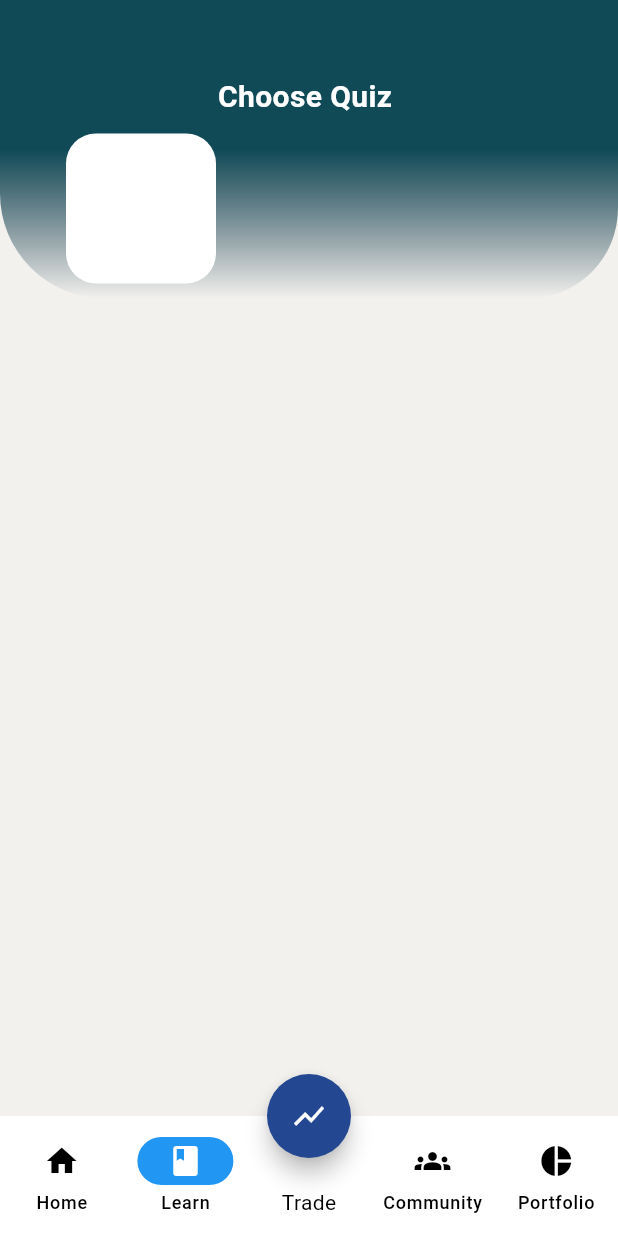
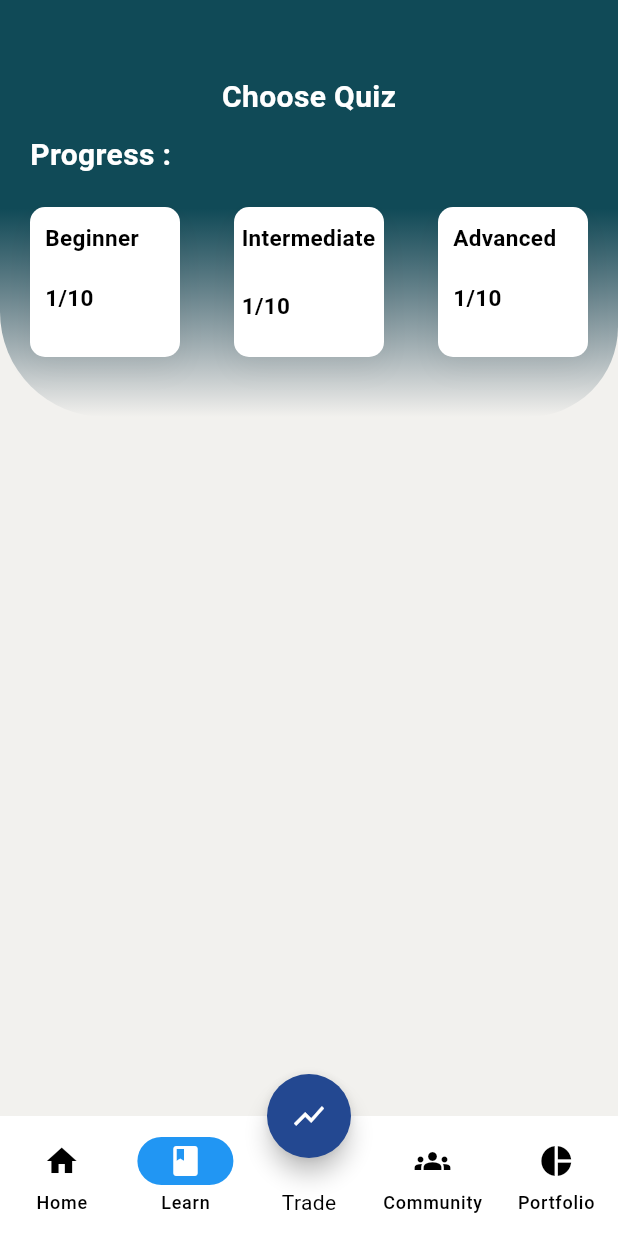
Before and after one commit to taufiqqq/BursaBuddy, a Flutter app: the screen it shows after launch, item 2 of the bottom bar chosen, on a phone screen of 412 x 824 dp. Run offline on Flutter 3.47's test engine with Material 3 defaults, Android fonts, the phone set to English and light mode, and no system bars; our stand-ins replace fl_chart, syncfusion_flutter_charts; missing offline and left inert: chart_sparkline.

Commit message:
Update learn_page.dart

```diff
--- a/lib/pages/learn_page.dart
+++ b/lib/pages/learn_page.dart
@@ -27,7 +27,7 @@ class LearnPage extends StatelessWidget {
               ),
               child: Column(
                 children: [
-                  Row(
+                  const Row(
                     mainAxisAlignment: MainAxisAlignment.center,
                     crossAxisAlignment: CrossAxisAlignment.start,
                     children: [
@@ -35,7 +35,7 @@ class LearnPage extends StatelessWidget {
                         crossAxisAlignment: CrossAxisAlignment.start,
                         children: [
                           Text(
-                            'Choose Quiz ',
+                            'Choose Quiz',
                             style: TextStyle(
                               fontSize: 20.0,
                               color: Colors.white,
@@ -47,22 +47,150 @@ class LearnPage extends StatelessWidget {
                     ],
                   ),
                   SizedBox(height: 10),
-                  Padding(
-                    padding: EdgeInsets.symmetric(horizontal: 24.0),
+                  const Row(
+                    mainAxisAlignment: MainAxisAlignment.start,
+                    children: [
+                      Column(
+                        children: [
+                          Text(
+                            'Progress :',
+                            style: TextStyle(
+                              fontSize: 20.0,
+                              color: Colors.white,
+                              fontWeight: FontWeight.bold,
+                            ),
+                          ),
+                        ],
+                      ),
+                    ],
+                  ),
+                  SizedBox(height: 20),
+                  Container(
+                    alignment: Alignment.center,
                     child: Row(
+                      mainAxisAlignment: MainAxisAlignment.spaceBetween,
                       children: [
                         Container(
                           height: 100,
                           width: 100,
-                          padding: EdgeInsets.all(20),
+                          padding: const EdgeInsets.all(10.0),
                           decoration: BoxDecoration(
-                              color: Colors.white,
-                              borderRadius: BorderRadius.circular(20)),
-                        )
+                            color: Colors.white,
+                            borderRadius: BorderRadius.circular(10.0),
+                            boxShadow: [
+                              BoxShadow(
+                                color: Colors.black.withOpacity(0.05),
+                                blurRadius: 15.0,
+                                offset: Offset(0, 7),
+                              )
+                            ],
+                          ),
+                          child: const Column(
+                            mainAxisAlignment: MainAxisAlignment.spaceBetween,
+                            crossAxisAlignment: CrossAxisAlignment.start,
+                            children: [
+                              Text(
+                                'Beginner',
+                                style: TextStyle(
+                                  color: Colors.black,
+                                  fontSize: 15.0,
+                                  fontWeight: FontWeight.w700,
+                                ),
+                              ),
+                              Text(
+                                '1/10',
+                                style: TextStyle(
+                                  color: Colors.black,
+                                  fontSize: 15.0,
+                                  fontWeight: FontWeight.w700,
+                                ),
+                              ),
+                              SizedBox(height: 0.0),
+                            ],
+                          ),
+                        ),
+                        Container(
+                          height: 100,
+                          width: 100,
+                          padding: const EdgeInsets.only(top: 10.0, left: 5.0),
+                          decoration: BoxDecoration(
+                            color: Colors.white,
+                            borderRadius: BorderRadius.circular(10.0),
+                            boxShadow: [
+                              BoxShadow(
+                                color: Colors.black.withOpacity(0.05),
+                                blurRadius: 15.0,
+                                offset: Offset(0, 7),
+                              )
+                            ],
+                          ),
+                          child: const Column(
+                            mainAxisAlignment: MainAxisAlignment.spaceBetween,
+                            crossAxisAlignment: CrossAxisAlignment.start,
+                            children: [
+                              Text(
+                                'Intermediate',
+                                style: TextStyle(
+                                  color: Colors.black,
+                                  fontSize: 15.0,
+                                  fontWeight: FontWeight.w700,
+                                ),
+                              ),
+                              Text(
+                                '1/10',
+                                style: TextStyle(
+                                  color: Colors.black,
+                                  fontSize: 15.0,
+                                  fontWeight: FontWeight.w700,
+                                ),
+                              ),
+                              SizedBox(height: 0.0),
+                            ],
+                          ),
+                        ),
+                        Container(
+                          height: 100,
+                          width: 100,
+                          padding: const EdgeInsets.all(10.0),
+                          decoration: BoxDecoration(
+                            color: Colors.white,
+                            borderRadius: BorderRadius.circular(10.0),
+                            boxShadow: [
+                              BoxShadow(
+                                color: Colors.black.withOpacity(0.05),
+                                blurRadius: 15.0,
+                                offset: Offset(0, 7),
+                              )
+                            ],
+                          ),
+                          child: const Column(
+                            mainAxisAlignment: MainAxisAlignment.spaceBetween,
+                            crossAxisAlignment: CrossAxisAlignment.start,
+                            children: [
+                              Text(
+                                'Advanced',
+                                style: TextStyle(
+                                  color: Colors.black,
+                                  fontSize: 15.0,
+                                  fontWeight: FontWeight.w700,
+                                ),
+                              ),
+                              Text(
+                                '1/10',
+                                style: TextStyle(
+                                  color: Colors.black,
+                                  fontSize: 15.0,
+                                  fontWeight: FontWeight.w700,
+                                ),
+                              ),
+                              SizedBox(height: 0.0),
+                            ],
+                          ),
+                        ),
                       ],
                     ),
                   ),
-                  SizedBox(height: 10),
+                  SizedBox(height: 40),
                 ],
               ),
             ),
```
